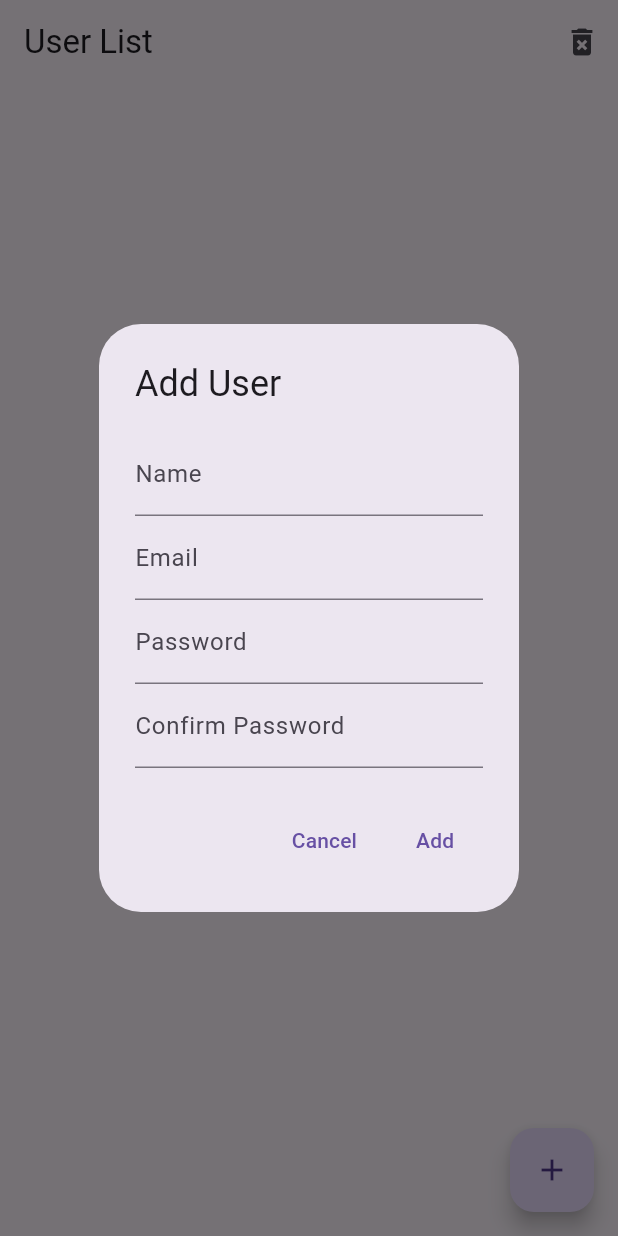
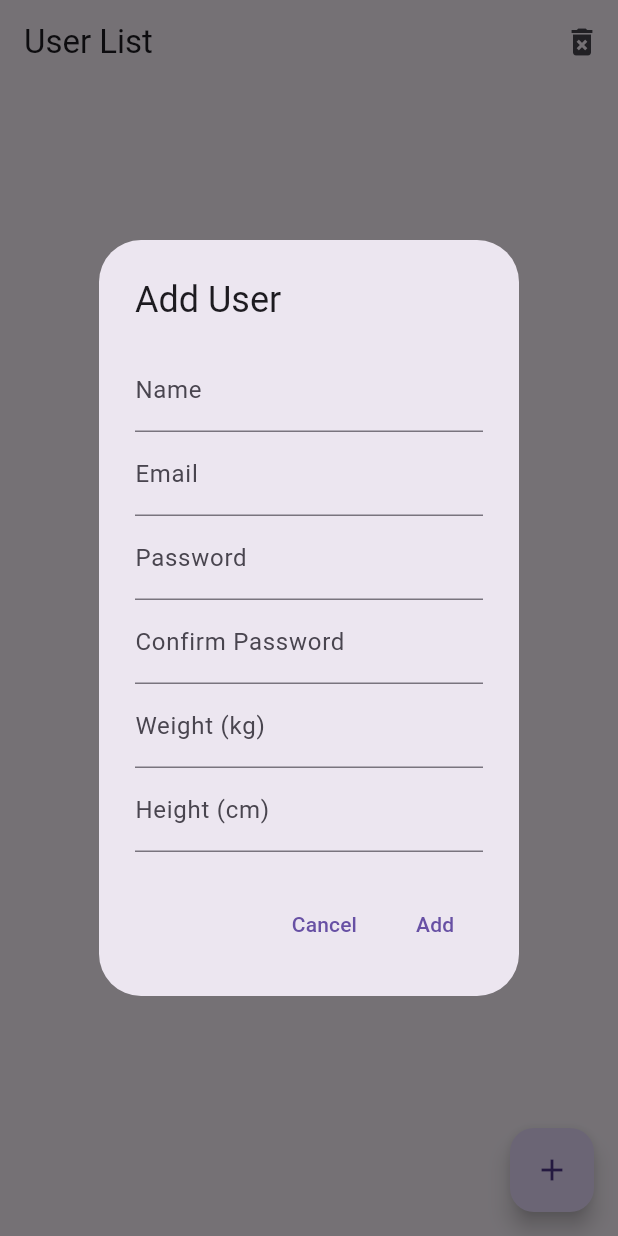
Before and after one commit to akikungz/learn-flutter, a Flutter app: the screen it shows after launch, after a tap on the "add" icon, on a phone screen of 412 x 824 dp. Run offline on Flutter 3.47's test engine with Material 3 defaults, Android fonts, the light colour scheme and no system bars; our stand-ins replace sqflite; accounts and stored records are empty.

Commit message:
Add weight and height fields to user model and database, and implement BMI calculation

```diff
--- a/lecture_08/lib/database/main.dart
+++ b/lecture_08/lib/database/main.dart
@@ -30,6 +30,8 @@ class DatabaseHelper {
         name TEXT,
         email TEXT,
         password TEXT,
+        weight REAL,
+        height REAL,
         created_at TIMESTAMP DEFAULT CURRENT_TIMESTAMP
       )
     ''');
@@ -89,6 +91,8 @@ class DatabaseHelper {
         name: maps[i]['name'],
         email: maps[i]['email'],
         password: maps[i]['password'],
+        weight: maps[i]['weight'],
+        height: maps[i]['height'],
         createdAt: maps[i]['created_at'],
       );
     });
@@ -113,20 +117,4 @@ class DatabaseHelper {
     var dbClient = await db;
     await dbClient!.delete('users');
   }
-
-  Future<void> initializeUsers() async {
-    List<User> users = [
-      User(name: 'Alice', email: 'alice@example.com', password: '1234'),
-      User(name: 'Bob', email: 'bob@example.com', password: '4321'),
-      User(name: 'Charlie', email: 'charlie@example.com', password: '9870'),
-    ];
-
-    if ((await queryAllUsers()).isNotEmpty) {
-      return;
-    }
-
-    for (User user in users) {
-      await insertUsers(user);
-    }
-  }
 }
--- a/lecture_08/lib/main.dart
+++ b/lecture_08/lib/main.dart
@@ -38,17 +38,20 @@ class _UserListState extends State<UserList> {
   final TextEditingController _confirmPasswordController =
       TextEditingController();
 
+  final TextEditingController _weightController = TextEditingController();
+  final TextEditingController _heightController = TextEditingController();
+
   void resetControllers() {
     _nameController.clear();
     _emailController.clear();
     _passwordController.clear();
     _confirmPasswordController.clear();
+    _weightController.clear();
+    _heightController.clear();
   }
 
   bool incorrectPassword(String inputPassword, String password) {
     if (inputPassword != password) {
-      print(inputPassword);
-      print(password);
       showDialog(
         context: context,
         builder: (_) {
@@ -98,6 +101,16 @@ class _UserListState extends State<UserList> {
                 ),
                 obscureText: true,
               ),
+              TextField(
+                controller: _weightController,
+                decoration: const InputDecoration(labelText: 'Weight (kg)'),
+                keyboardType: TextInputType.numberWithOptions(decimal: true),
+              ),
+              TextField(
+                controller: _heightController,
+                decoration: const InputDecoration(labelText: 'Height (cm)'),
+                keyboardType: TextInputType.numberWithOptions(decimal: true),
+              ),
             ],
           ),
           actions: [
@@ -113,7 +126,9 @@ class _UserListState extends State<UserList> {
                 if (_nameController.text.isNotEmpty &&
                     _emailController.text.isNotEmpty &&
                     _passwordController.text.isNotEmpty &&
-                    _confirmPasswordController.text.isNotEmpty) {
+                    _confirmPasswordController.text.isNotEmpty &&
+                    _weightController.text.isNotEmpty &&
+                    _heightController.text.isNotEmpty) {
                   if (_passwordController.text !=
                       _confirmPasswordController.text) {
                     showDialog(
@@ -137,6 +152,8 @@ class _UserListState extends State<UserList> {
                     'name': _nameController.text,
                     'email': _emailController.text,
                     'password': _passwordController.text,
+                    'weight': double.parse(_weightController.text),
+                    'height': double.parse(_heightController.text),
                   });
                   setState(() {
                     resetControllers();
@@ -150,7 +167,7 @@ class _UserListState extends State<UserList> {
                       return AlertDialog(
                         title: const Text('Error'),
                         content: const Text(
-                          'Name, email, and password are required.',
+                          'Name, email, password, weight and height are required.',
                         ),
                         actions: [
                           TextButton(
@@ -305,6 +322,23 @@ class _UserListState extends State<UserList> {
     );
   }
 
+  double calculateBmi(double weight, double height) {
+    double heightMeter = height / 100;
+    return weight / (heightMeter * heightMeter);
+  }
+
+  String getBmiCategory(double bmi) {
+    if (bmi < 18.5) {
+      return 'Underweight';
+    } else if (bmi >= 18.5 && bmi < 24.9) {
+      return 'Normal weight';
+    } else if (bmi >= 25 && bmi < 29.9) {
+      return 'Overweight';
+    } else {
+      return 'Obesity';
+    }
+  }
+
   @override
   Widget build(BuildContext context) {
     return Scaffold(
@@ -330,6 +364,11 @@ class _UserListState extends State<UserList> {
             return ListView.builder(
               itemCount: snapshot.data!.length,
               itemBuilder: (BuildContext context, int index) {
+                double bmi = calculateBmi(
+                  snapshot.data![index]['weight'],
+                  snapshot.data![index]['height'],
+                );
+
                 return ListTile(
                   title: Text(snapshot.data![index]['name']),
                   subtitle: Column(
@@ -338,6 +377,10 @@ class _UserListState extends State<UserList> {
                       Text(snapshot.data![index]['email']),
                       Text(snapshot.data![index]['password']),
                       Text(snapshot.data![index]['created_at'].toString()),
+                      Text(snapshot.data![index]['weight'].toString()),
+                      Text(snapshot.data![index]['height'].toString()),
+                      Text('BMI: ${bmi.toStringAsFixed(2)}'),
+                      Text('Category: ${getBmiCategory(bmi)}'),
                     ],
                   ),
                   trailing: Row(
--- a/lecture_08/lib/model/user.dart
+++ b/lecture_08/lib/model/user.dart
@@ -3,6 +3,8 @@ class User {
   final String name;
   final String email;
   final String password;
+  final double? weight;
+  final double? height;
   final String? createdAt;
 
   User({
@@ -10,6 +12,8 @@ class User {
     required this.name,
     required this.email,
     required this.password,
+    required this.weight,
+    required this.height,
     this.createdAt,
   });
 
@@ -19,13 +23,15 @@ class User {
       'name': name,
       'email': email,
       'password': password,
+      'weight': weight,
+      'height': height,
       'created_at': createdAt,
     };
   }
 
   @override
   String toString() {
-    return 'User{id: $id, name: $name, email: $email, password: $password, created_at: $createdAt}';
+    return 'User{id: $id, name: $name, email: $email, password: $password, weight: $weight, height: $height, created_at: $createdAt}';
   }
 
   factory User.fromMap(Map<String, dynamic> map) {
@@ -34,6 +40,8 @@ class User {
       name: map['name'],
       email: map['email'],
       password: map['password'],
+      weight: map['weight'],
+      height: map['height'],
       createdAt: map['created_at'],
     );
   }
```
